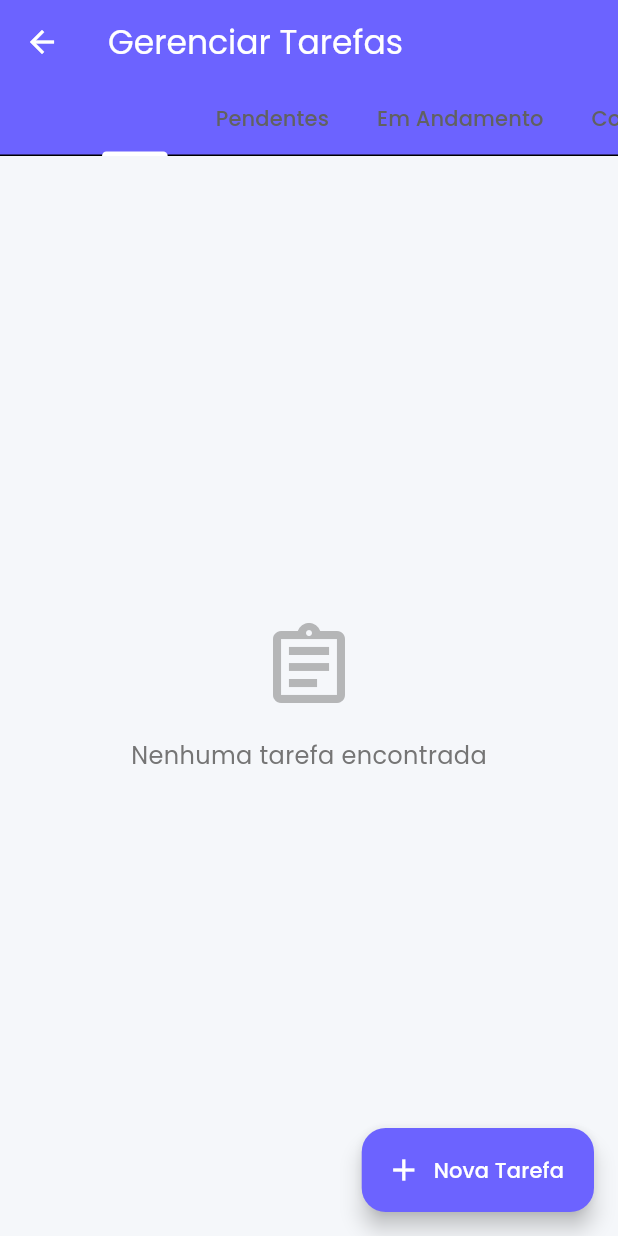
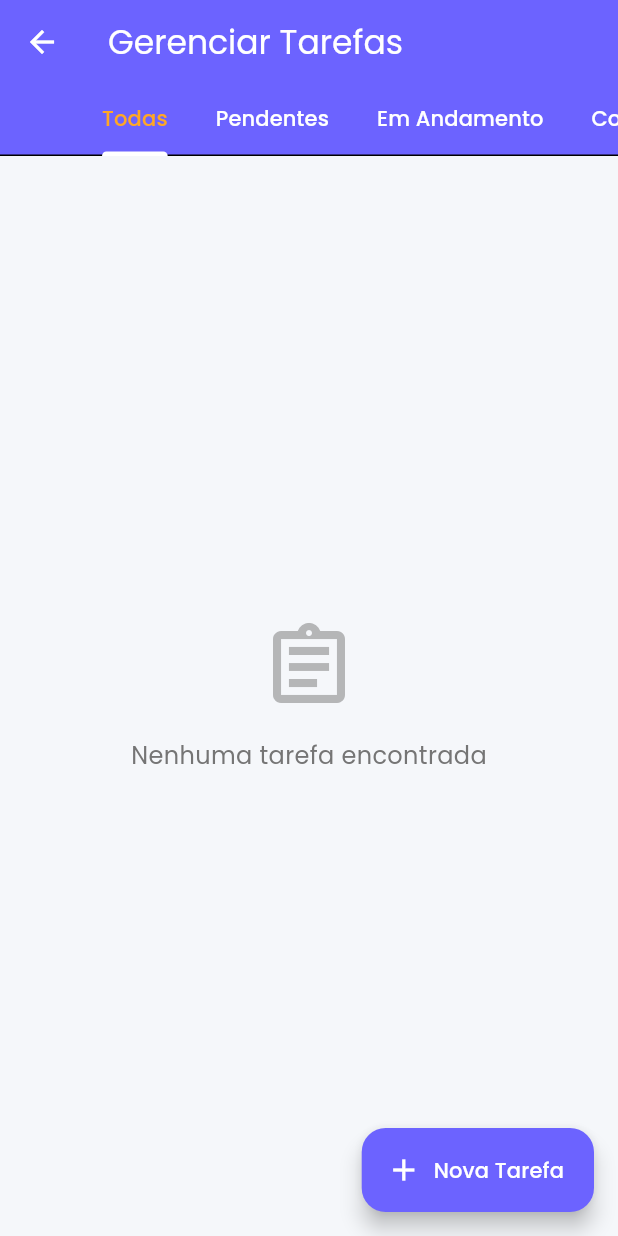
Before and after one commit to ottomicheletti/PEX, a Flutter app: the TaskScreen screen opened by its route, on a phone screen of 412 x 824 dp. Run offline on Flutter 3.47's test engine with Material 3 defaults, Android fonts, the phone set to English and light mode, and no system bars; our stand-ins replace cloud_firestore, firebase_auth, firebase_core, firebase_storage, flutter_local_notifications, google_fonts and 1 more; accounts and stored records are empty.

Commit message:
Resolve cardThemeData e cor da fonte da tela Gerenciar Tarefas

```diff
--- a/lib/screens/admin/task_screen.dart
+++ b/lib/screens/admin/task_screen.dart
@@ -191,8 +191,8 @@ class _TaskScreenState extends State<TaskScreen> with SingleTickerProviderStateM
         title: const Text('Gerenciar Tarefas'),
         bottom: TabBar(
           controller: _tabController,
-          labelColor: AppTheme.primaryColor, // Cor para a aba selecionada
-          unselectedLabelColor: Colors.grey.shade700, // Cor para as abas não selecionadas (mais visível)
+          labelColor: AppTheme.accentColor, // Cor para a aba selecionada
+          unselectedLabelColor: Colors.white, // Cor para as abas não selecionadas (mais visível)
           indicatorColor: AppTheme.primaryColor,
           isScrollable: true,
           tabs: const [
--- a/lib/theme/app_theme.dart
+++ b/lib/theme/app_theme.dart
@@ -72,7 +72,7 @@ class AppTheme {
         ),
         contentPadding: const EdgeInsets.all(16),
       ),
-      cardTheme: CardTheme(
+      cardTheme: CardThemeData(
         elevation: 2,
         shape: RoundedRectangleBorder(
           borderRadius: BorderRadius.circular(16),
@@ -130,7 +130,7 @@ class AppTheme {
         ),
         contentPadding: const EdgeInsets.all(16),
       ),
-      cardTheme: CardTheme(
+      cardTheme: CardThemeData(
         elevation: 2,
         shape: RoundedRectangleBorder(
           borderRadius: BorderRadius.circular(16),
```
